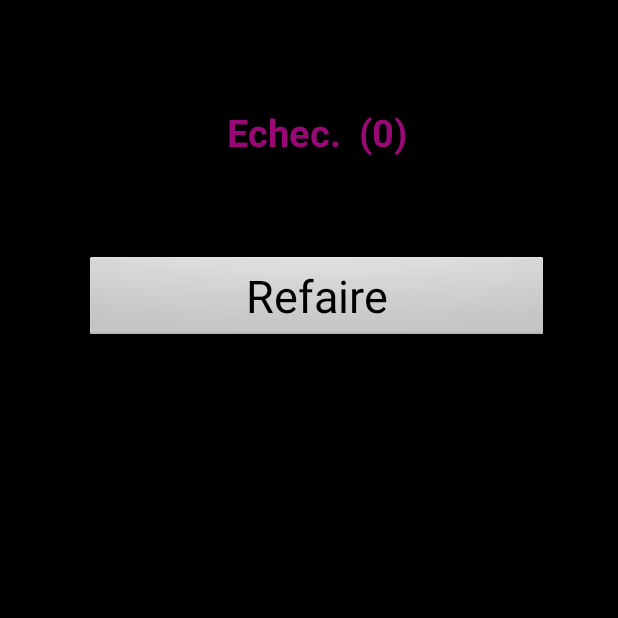
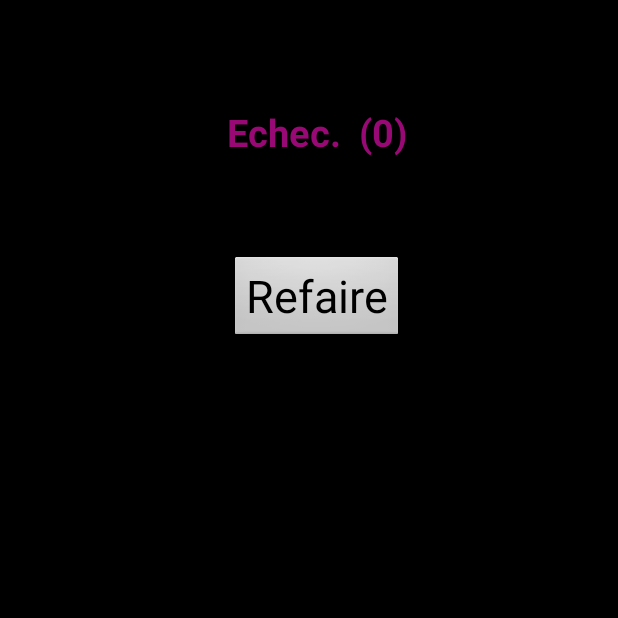
Before and after one commit to pFernbach/StarWars-dice-app, an Android app: the screen it shows after launch (DisplayResult), after a tap on "Go !", on a phone screen of 412 x 824 dp, the top half of it. Run offline under Robolectric (Android 15) with nearby library versions, the phone set to English and light mode, and no system bars.

Commit message:
sound ok
horizontal scroll to test

```diff
--- a/Starwarsdice2/app/src/main/java/merwyn/starwarsdice/DisplayResult.java
+++ b/Starwarsdice2/app/src/main/java/merwyn/starwarsdice/DisplayResult.java
@@ -21,6 +21,7 @@ public class DisplayResult extends Activity {
     private Toast toast;
     private Random genRand;
     private LinearLayout.LayoutParams params;
+
 
     @Override
     protected void onCreate(Bundle savedInstanceState) {
--- a/Starwarsdice2/app/src/main/java/merwyn/starwarsdice/SelectDice.java
+++ b/Starwarsdice2/app/src/main/java/merwyn/starwarsdice/SelectDice.java
@@ -5,8 +5,8 @@ import android.content.Context;
 import android.content.Intent;
 import android.hardware.Sensor;
 import android.hardware.SensorManager;
+import android.media.MediaPlayer;
 import android.os.Bundle;
-import android.util.Log;
 import android.view.View;
 import android.widget.Button;
 import android.widget.NumberPicker;
@@ -23,6 +23,7 @@ public class SelectDice extends Activity {
     private SensorManager mSensorManager;
     private Sensor mAccelerometer;
     private ShakeDetector mShakeDetector;
+    private MediaPlayer mp;
 
     private Toast toast;
 
@@ -48,6 +49,9 @@ public class SelectDice extends Activity {
             np.setWrapSelectorWheel(false);
 
         }
+
+        mp = MediaPlayer.create(this,R.raw.dice);
+
 
         Button btgo = (Button) findViewById(R.id.btgo);
         Button btraz = (Button) findViewById(R.id.btraz);
@@ -80,6 +84,7 @@ public class SelectDice extends Activity {
             }
         });
 
+
     }
 
     private void throwDice(){
@@ -95,10 +100,9 @@ public class SelectDice extends Activity {
         dices[3] = nps.get(3).getValue();
         dices[4] = nps.get(4).getValue();
         dices[5] = nps.get(5).getValue();
-        Log.i("SelectDices","mid throwdice");
+        mp.start();
         i.putExtra("dices", dices);
         startActivityForResult(i, 1);
-        Log.i("SelectDices","end throwdice");
 
     }
 
--- a/Starwarsdice2/app/src/main/res/layout/activity_display_result.xml
+++ b/Starwarsdice2/app/src/main/res/layout/activity_display_result.xml
@@ -6,9 +6,16 @@
     android:paddingBottom="@dimen/activity_vertical_margin"
     tools:context="merwyn.starwarsdice.DisplayResult">
 
+    <HorizontalScrollView
+        xmlns:android="http://schemas.android.com/apk/res/android"
+        android:layout_width="wrap_content"
+        android:layout_height="match_parent"
+        android:layout_gravity="center_horizontal">
+
     <LinearLayout
         android:layout_width="match_parent"
         android:layout_height="wrap_content"
+        android:gravity="center_horizontal"
         android:paddingLeft="10dp"
         android:orientation="vertical">
 
@@ -111,4 +118,5 @@
             android:textSize="30sp"
             />
     </LinearLayout>
+    </HorizontalScrollView>
 </ScrollView>
```
Also changed, not shown: 1 other file.
